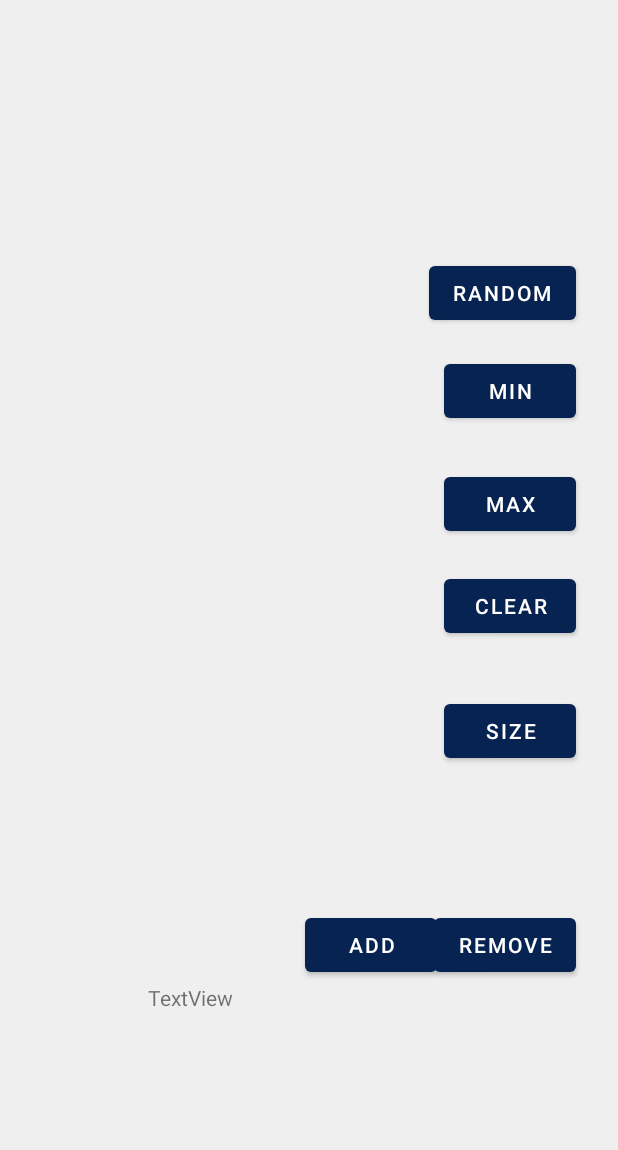
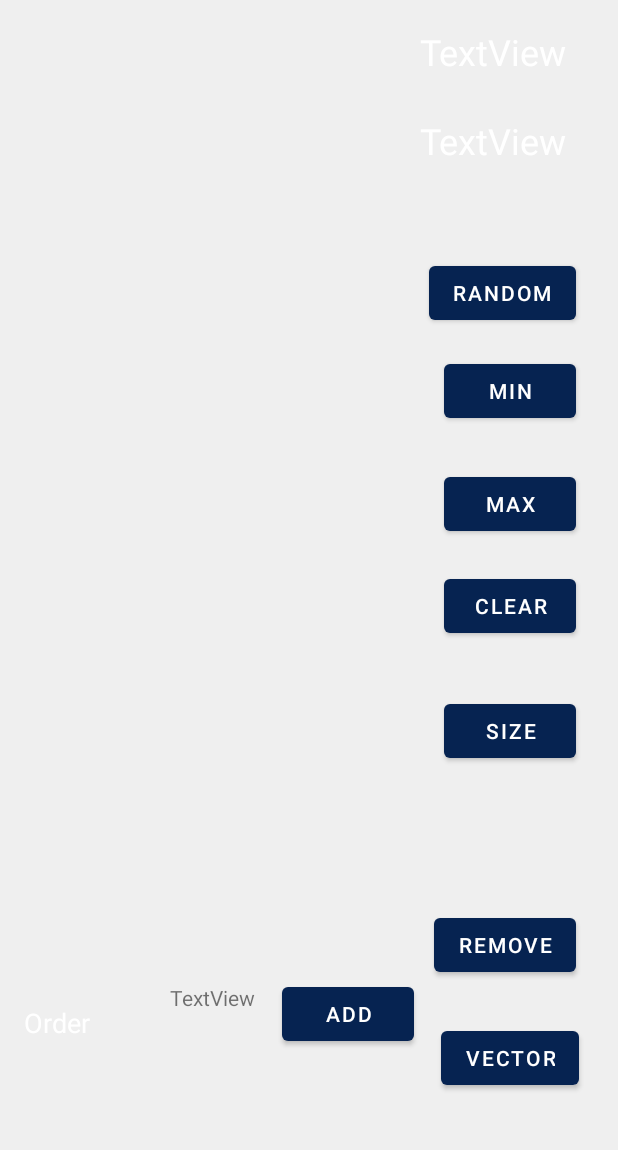
Before and after one commit to Novychen/Datadora, an Android app: the BinarySearchTreeActivity screen opened directly, with no data from a screen before it, on a phone screen of 412 x 824 dp, the part 84-1234 px from its top. Run offline under Robolectric (Android 15) with nearby library versions, the phone set to English and light mode, and no system bars.

Commit message:
BinarySearchTreeActivity/ all buttons work

```diff
--- a/app/src/main/res/layout/activity_binary_search_tree.xml
+++ b/app/src/main/res/layout/activity_binary_search_tree.xml
@@ -17,7 +17,7 @@
         app:layout_constraintTop_toTopOf="parent" />
 
     <Button
-        android:id="@+id/button2"
+        android:id="@+id/activity_BST_random"
         android:layout_width="wrap_content"
         android:layout_height="wrap_content"
         android:layout_marginTop="171dp"
@@ -27,27 +27,27 @@
         app:layout_constraintTop_toBottomOf="@+id/BTS_Activity_Toolbar" />
 
     <Button
-        android:id="@+id/button3"
+        android:id="@+id/activity_BST_clear"
         android:layout_width="wrap_content"
         android:layout_height="wrap_content"
         android:layout_marginTop="20dp"
         android:layout_marginEnd="28dp"
         android:text="@string/All_Data_Activity_Text_Clear"
         app:layout_constraintEnd_toEndOf="parent"
-        app:layout_constraintTop_toBottomOf="@+id/button7" />
+        app:layout_constraintTop_toBottomOf="@+id/activity_BST_max" />
 
     <Button
-        android:id="@+id/button4"
+        android:id="@+id/activity_BST_size"
         android:layout_width="wrap_content"
         android:layout_height="wrap_content"
         android:layout_marginTop="35dp"
         android:layout_marginEnd="28dp"
         android:text="@string/Stack_Activity_Text_Size"
         app:layout_constraintEnd_toEndOf="parent"
-        app:layout_constraintTop_toBottomOf="@+id/button3" />
+        app:layout_constraintTop_toBottomOf="@+id/activity_BST_clear" />
 
     <Button
-        android:id="@+id/button5"
+        android:id="@+id/activity_BST_remove"
         android:layout_width="wrap_content"
         android:layout_height="wrap_content"
         android:layout_marginTop="48dp"
@@ -56,21 +56,35 @@
         android:text="@string/BST_Activity_Text_Remove"
         app:layout_constraintBottom_toBottomOf="parent"
         app:layout_constraintEnd_toEndOf="parent"
-        app:layout_constraintTop_toBottomOf="@+id/button4" />
+        app:layout_constraintTop_toBottomOf="@+id/activity_BST_size" />
 
     <Button
-        android:id="@+id/button6"
+        android:id="@+id/activity_BST_add"
         android:layout_width="wrap_content"
         android:layout_height="wrap_content"
-        android:layout_marginStart="24dp"
         android:layout_marginTop="11dp"
         android:layout_marginEnd="13dp"
         android:layout_marginBottom="68dp"
         android:text="@string/BST_Activity_Text_Add"
         app:layout_constraintBottom_toBottomOf="parent"
-        app:layout_constraintEnd_toStartOf="@+id/button5"
-        app:layout_constraintStart_toEndOf="@+id/textView"
-        app:layout_constraintTop_toBottomOf="@+id/queue_Activity_QueueView2" />
+        app:layout_constraintEnd_toStartOf="@+id/activity_BST_remove"
+        app:layout_constraintTop_toBottomOf="@+id/queue_Activity_QueueView2"
+        app:layout_constraintVertical_bias="1.0" />
+
+    <Button
+        android:id="@+id/activity_BST_vector"
+        android:layout_width="wrap_content"
+        android:layout_height="wrap_content"
+        android:layout_marginStart="295dp"
+        android:layout_marginTop="4dp"
+        android:layout_marginEnd="28dp"
+        android:layout_marginBottom="16dp"
+        android:text="@string/BST_Activity_Text_vector"
+        android:textColor="#FFFFFF"
+        app:layout_constraintBottom_toBottomOf="parent"
+        app:layout_constraintEnd_toEndOf="parent"
+        app:layout_constraintStart_toStartOf="parent"
+        app:layout_constraintTop_toBottomOf="@+id/activity_BST_remove" />
 
     <at.fhooe.mc.datadora.QueueView
         android:id="@+id/queue_Activity_QueueView2"
@@ -82,35 +96,79 @@
         app:layout_constraintTop_toBottomOf="@+id/BTS_Activity_Toolbar" />
 
     <TextView
-        android:id="@+id/textView"
+        android:id="@+id/Activity_BST_Value_text"
+        android:layout_width="116dp"
+        android:layout_height="88dp"
+        android:layout_marginStart="13dp"
+        android:layout_marginTop="12dp"
+        android:layout_marginEnd="16dp"
+        android:layout_marginBottom="12dp"
+        android:text="TextView"
+        android:textColor="#FFFFFF"
+        android:textSize="24sp"
+        app:layout_constraintBottom_toTopOf="@+id/activity_BST_random"
+        app:layout_constraintEnd_toEndOf="parent"
+        app:layout_constraintStart_toEndOf="@+id/queue_Activity_QueueView2"
+        app:layout_constraintTop_toBottomOf="@+id/activity_BST_Titel_text" />
+
+    <TextView
+        android:id="@+id/activity_BST_Titel_text"
+        android:layout_width="111dp"
+        android:layout_height="35dp"
+        android:layout_marginStart="280dp"
+        android:layout_marginTop="24dp"
+        android:layout_marginEnd="21dp"
+        android:layout_marginBottom="12dp"
+        android:text="TextView"
+        android:textColor="#FFFFFF"
+        android:textSize="24sp"
+        app:layout_constraintBottom_toTopOf="@+id/Activity_BST_Value_text"
+        app:layout_constraintEnd_toEndOf="parent"
+        app:layout_constraintStart_toStartOf="parent"
+        app:layout_constraintTop_toBottomOf="@+id/BTS_Activity_Toolbar" />
+
+    <TextView
+        android:id="@+id/activity_BST_Add_text"
         android:layout_width="wrap_content"
         android:layout_height="wrap_content"
         android:layout_marginStart="113dp"
-        android:layout_marginEnd="24dp"
         android:layout_marginBottom="93dp"
         android:text="TextView"
         app:layout_constraintBottom_toBottomOf="parent"
-        app:layout_constraintEnd_toStartOf="@+id/button6"
         app:layout_constraintStart_toStartOf="parent" />
 
+    <TextView
+        android:id="@+id/Activity_BST_Oder_text"
+        android:layout_width="wrap_content"
+        android:layout_height="wrap_content"
+        android:layout_marginStart="16dp"
+        android:layout_marginTop="77dp"
+        android:layout_marginBottom="31dp"
+        android:text="Order"
+        android:textColor="#FFFFFF"
+        android:textSize="18sp"
+        app:layout_constraintBottom_toBottomOf="parent"
+        app:layout_constraintStart_toStartOf="parent"
+        app:layout_constraintTop_toBottomOf="@+id/queue_Activity_QueueView2" />
+
     <Button
-        android:id="@+id/button7"
+        android:id="@+id/activity_BST_max"
         android:layout_width="wrap_content"
         android:layout_height="wrap_content"
         android:layout_marginTop="27dp"
         android:layout_marginEnd="28dp"
         android:text="@string/BST_Activity_Text_Max"
         app:layout_constraintEnd_toEndOf="parent"
-        app:layout_constraintTop_toBottomOf="@+id/button8" />
+        app:layout_constraintTop_toBottomOf="@+id/activity_BST_min" />
 
     <Button
-        android:id="@+id/button8"
+        android:id="@+id/activity_BST_min"
         android:layout_width="wrap_content"
         android:layout_height="wrap_content"
         android:layout_marginTop="17dp"
         android:layout_marginEnd="28dp"
         android:text="@string/BST_Activity_Text_Min"
         app:layout_constraintEnd_toEndOf="parent"
-        app:layout_constraintTop_toBottomOf="@+id/button2" />
+        app:layout_constraintTop_toBottomOf="@+id/activity_BST_random" />
 
 </androidx.constraintlayout.widget.ConstraintLayout>
--- a/app/src/main/res/values/strings.xml
+++ b/app/src/main/res/values/strings.xml
@@ -72,6 +72,7 @@
     <string name="BST_Activity_Text_Remove">remove</string>
     <string name="BST_Activity_Text_Min">min</string>
     <string name="BST_Activity_Text_Max">max</string>
+    <string name="BST_Activity_Text_vector">vector</string>
 
     // Toolbar
     <string name="Toolbar_Action_Settings">Settings</string>
```
Also changed, not shown: app/src/main/java/at/fhooe/mc/datadora/BinarySearchTreeActivity.java (+104 -4 lines).
